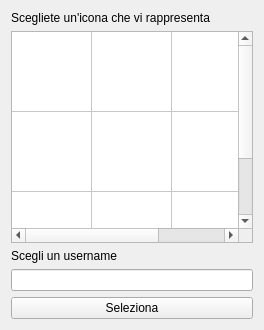
Before: the Qt Designer form UserInterface/userselection.ui in Claudiaf26/Network_sharing, drawn with Qt 5.
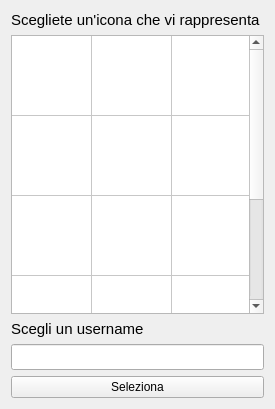
After: the same form once the commit is applied.

Diff of the .ui file:
```diff
--- a/UserInterface/userselection.ui
+++ b/UserInterface/userselection.ui
@@ -6,8 +6,8 @@
    <rect>
     <x>0</x>
     <y>0</y>
-    <width>264</width>
-    <height>330</height>
+    <width>275</width>
+    <height>409</height>
    </rect>
   </property>
   <property name="windowTitle">
@@ -16,6 +16,11 @@
   <layout class="QVBoxLayout" name="verticalLayout">
    <item>
     <widget class="QLabel" name="iconDescription">
+     <property name="font">
+      <font>
+       <pointsize>11</pointsize>
+      </font>
+     </property>
      <property name="text">
       <string>Scegliete un'icona che vi rappresenta</string>
      </property>
@@ -23,8 +28,14 @@
    </item>
    <item>
     <widget class="QTableWidget" name="iconTable">
+     <property name="verticalScrollBarPolicy">
+      <enum>Qt::ScrollBarAlwaysOn</enum>
+     </property>
+     <property name="horizontalScrollBarPolicy">
+      <enum>Qt::ScrollBarAlwaysOff</enum>
+     </property>
      <property name="rowCount">
-      <number>3</number>
+      <number>5</number>
      </property>
      <property name="columnCount">
       <number>3</number>
@@ -47,6 +58,8 @@
      <row/>
      <row/>
      <row/>
+     <row/>
+     <row/>
      <column/>
      <column/>
      <column/>
@@ -54,13 +67,28 @@
    </item>
    <item>
     <widget class="QLabel" name="userDescription">
+     <property name="font">
+      <font>
+       <pointsize>11</pointsize>
+      </font>
+     </property>
      <property name="text">
       <string>Scegli un username</string>
      </property>
     </widget>
    </item>
    <item>
-    <widget class="QLineEdit" name="userEdit"/>
+    <widget class="QLineEdit" name="userEdit">
+     <property name="font">
+      <font>
+       <pointsize>11</pointsize>
+       <italic>true</italic>
+      </font>
+     </property>
+     <property name="text">
+      <string/>
+     </property>
+    </widget>
    </item>
    <item>
     <widget class="QPushButton" name="selectButton">
```
